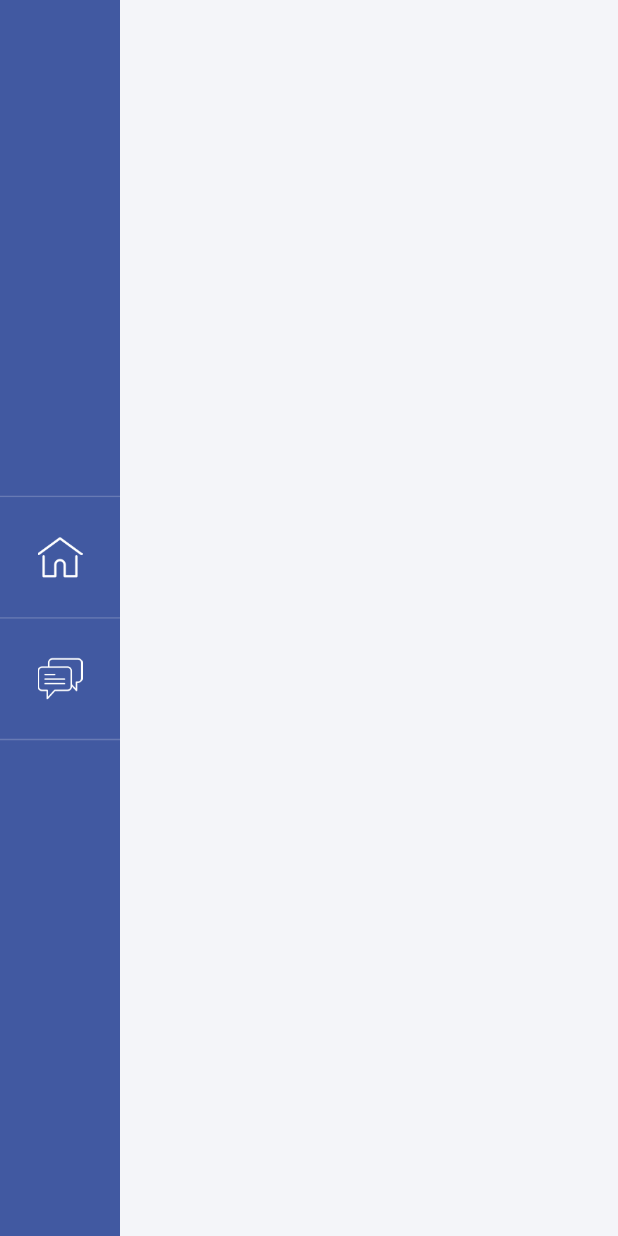
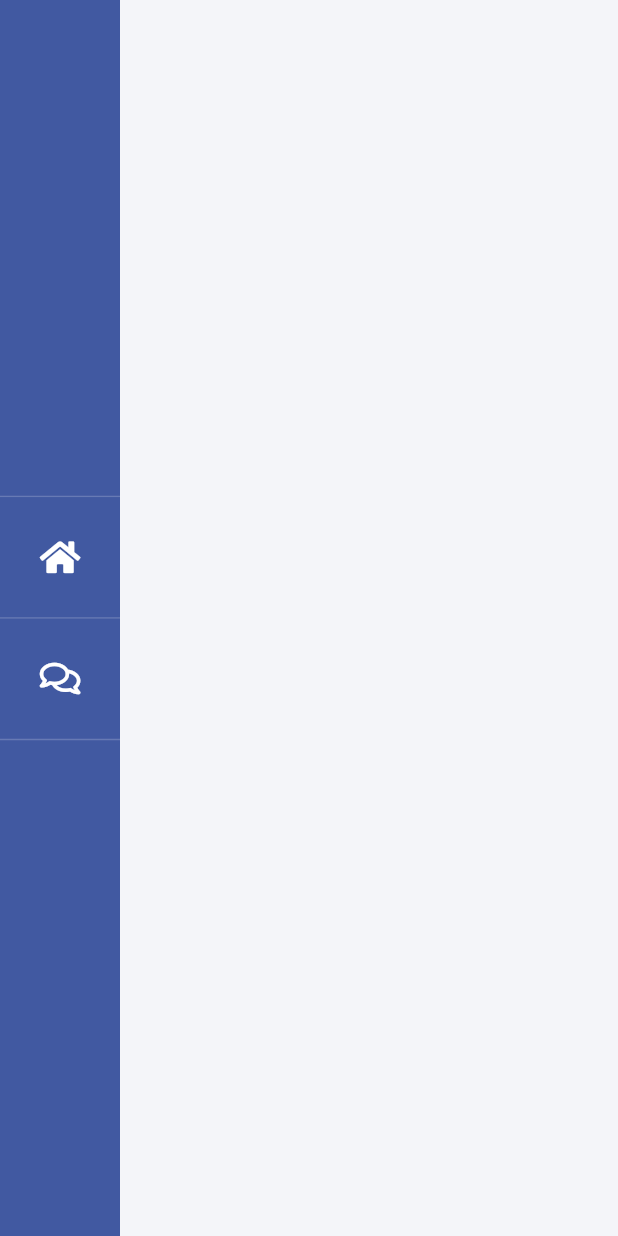
Before and after one commit to benhurott/flutter-demo, a Flutter app: the screen it shows after launch, on a phone screen of 412 x 824 dp. Run offline on Flutter 3.47's test engine with Material 2 defaults, Android fonts, the phone set to English and light mode, and no system bars; our stand-ins replace font_awesome_flutter.

Commit message:
refactor(menu): using font-awesome instead images for icons

```diff
--- a/lib/ui/components/lateral-menu/buttons/ChatMenuButton.dart
+++ b/lib/ui/components/lateral-menu/buttons/ChatMenuButton.dart
@@ -1,10 +1,15 @@
 import 'package:flutter/material.dart';
 import 'package:flutter_demo/ui/components/lateral-menu/buttons/BaseMenuButton.dart';
+import 'package:font_awesome_flutter/font_awesome_flutter.dart';
 
 class ChatMenuButton extends BaseMenuButton {
-  @override
-  String getIconName() {
-    return "lib/ui/images/menu_chat.png";
+//  @override
+//  String getIconName() {
+//    return "lib/ui/images/menu_chat.png";
+//  }
+
+  Icon getIcon(Color color) {
+    return new Icon(FontAwesomeIcons.comments, color: color);
   }
 
   onSelect() {
--- a/lib/ui/components/lateral-menu/buttons/HomeMenuButton.dart
+++ b/lib/ui/components/lateral-menu/buttons/HomeMenuButton.dart
@@ -1,11 +1,17 @@
 import 'package:flutter/material.dart';
 import 'package:flutter_demo/ui/components/lateral-menu/buttons/BaseMenuButton.dart';
+import 'package:font_awesome_flutter/font_awesome_flutter.dart';
 
 class HomeMenuButton extends BaseMenuButton {
 
+//  @override
+//  String getIconName() {
+//    return "lib/ui/images/menu_home.png";
+//  }
+
   @override
-  String getIconName() {
-    return "lib/ui/images/menu_home.png";
+  Icon getIcon(Color color) {
+    return new Icon(FontAwesomeIcons.home, color: color);
   }
 
   onSelect() {
--- a/pubspec.yaml
+++ b/pubspec.yaml
@@ -8,6 +8,7 @@ dependencies:
   # The following adds the Cupertino Icons font to your application.
   # Use with the CupertinoIcons class for iOS style icons.
   cupertino_icons: ^0.1.0
+  font_awesome_flutter: 6.0.0
 
 dev_dependencies:
   flutter_test:
@@ -29,9 +30,6 @@ flutter:
   # assets:
   #  - images/a_dot_burr.jpeg
   #  - images/a_dot_ham.jpeg
-  assets:
-    - lib/ui/images/menu_home.png
-    - lib/ui/images/menu_chat.png
 
   # An image asset can refer to one or more resolution-specific "variants", see
   # https://flutter.io/assets-and-images/#resolution-aware.
```
Also changed, not shown: lib/ui/components/lateral-menu/buttons/BaseMenuButton.dart (+6 -3 lines), lib/ui/images/menu_chat.png (deleted), lib/ui/images/menu_home.png (deleted), pubspec.lock, 30 other files.
